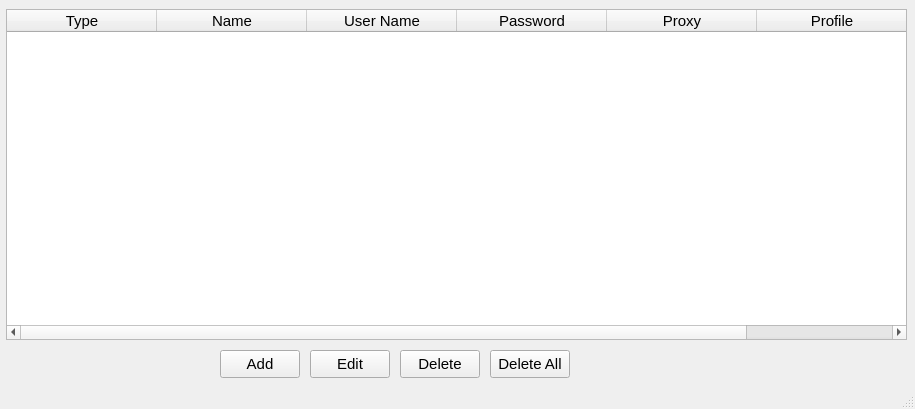
The window that rabbit/view/ui/account_manager.ui (phongtran0715/shoppingbot) describes before a commit, drawn with Qt 5.
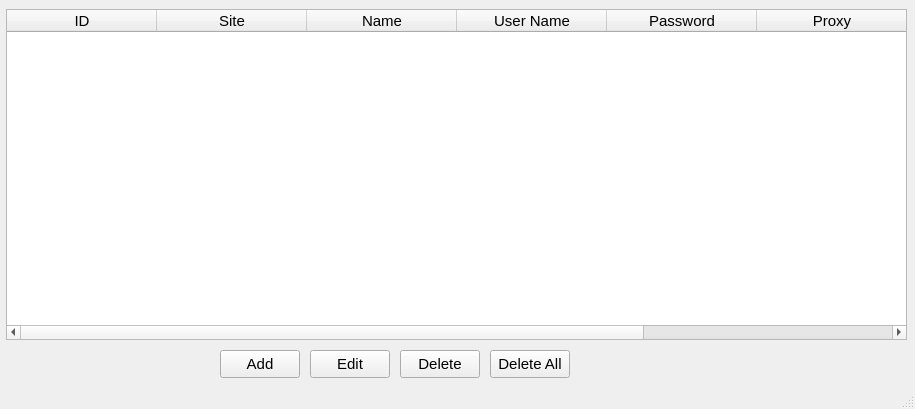
The same window after the commit.

The edit to the form file:
```diff
--- a/rabbit/view/ui/account_manager.ui
+++ b/rabbit/view/ui/account_manager.ui
@@ -95,7 +95,7 @@
      <number>0</number>
     </property>
     <property name="columnCount">
-     <number>6</number>
+     <number>7</number>
     </property>
     <attribute name="horizontalHeaderDefaultSectionSize">
      <number>150</number>
@@ -108,7 +108,12 @@
     </attribute>
     <column>
      <property name="text">
-      <string>Type</string>
+      <string>ID</string>
+     </property>
+    </column>
+    <column>
+     <property name="text">
+      <string>Site</string>
      </property>
     </column>
     <column>
```
